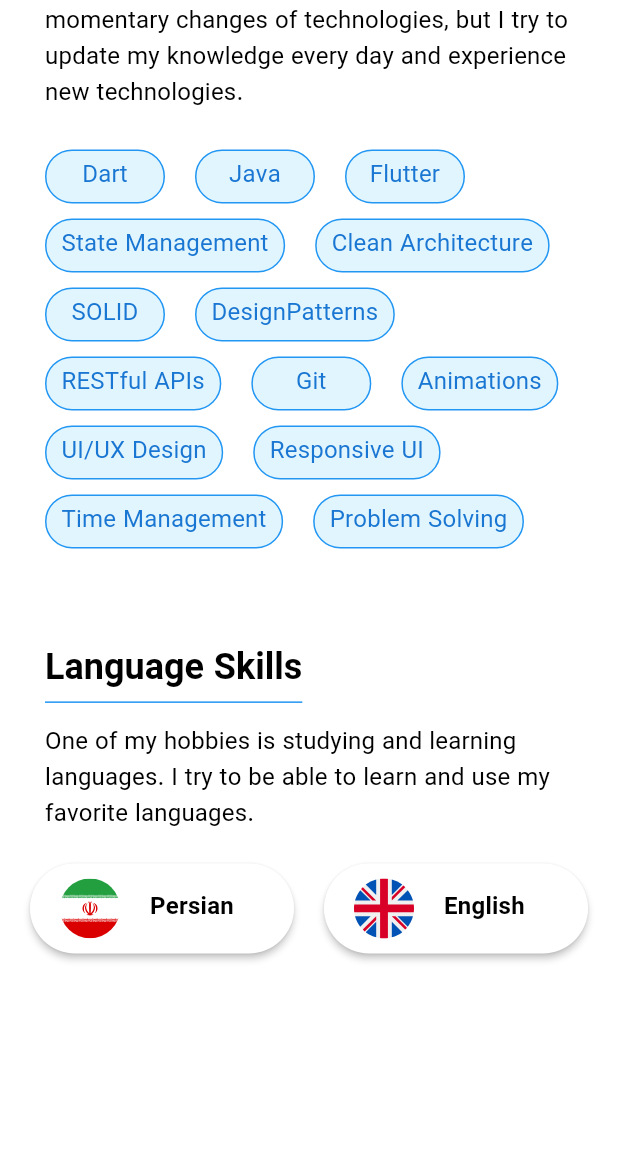
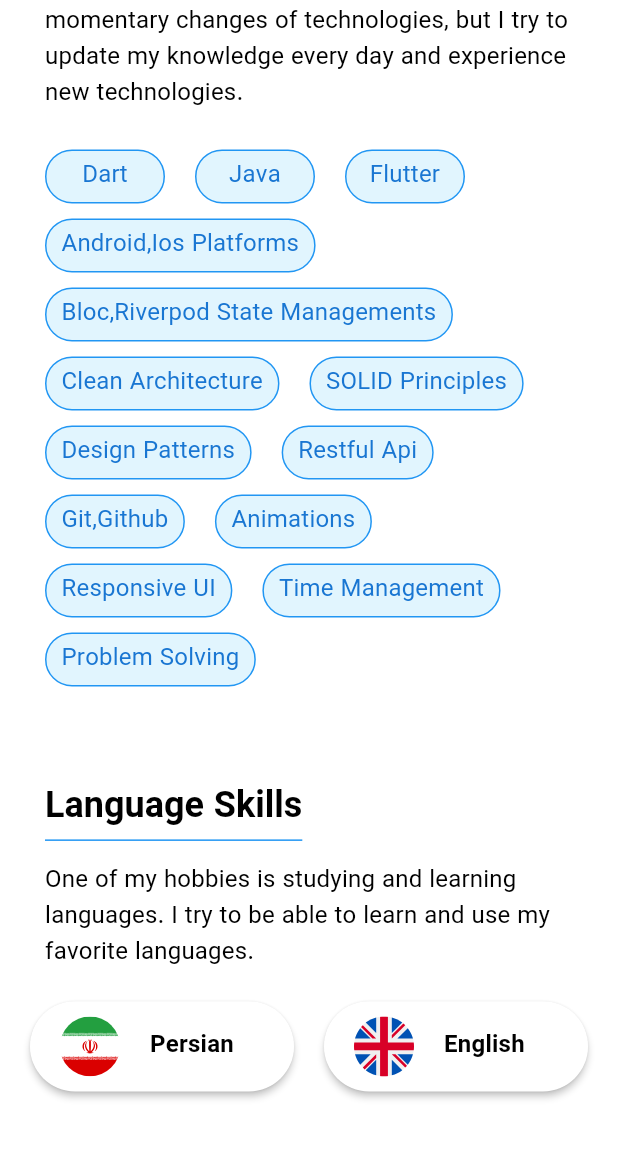
Before and after one commit to zamaniafshar/zamaniafshar.github.io, a Flutter app: the screen it shows after launch, scrolled down 1728 dp, on a phone screen of 412 x 824 dp, the part 84-1236 px from its top. Run offline on Flutter 3.47's test engine with Material 3 defaults, Android fonts, the phone set to English and light mode, and no system bars; our stand-ins replace animated_text_kit, flutter_hooks, flutter_svg, hive, hive_flutter, hooks_riverpod; accounts and stored records are empty; generated files the repository leaves out were written again; network calls fail.

Commit message:
change: improve website texts

```diff
--- a/lib/config/l10n/app_en.arb
+++ b/lib/config/l10n/app_en.arb
@@ -1,5 +1,5 @@
 {
-  "aboutDescription": "I'm a fluent developer in dart language and flutter framework with more than two years of experience in this field. I'm interested in everything related to programming and the computer world and I always welcome new challenges.",
+  "aboutDescription": "I'm a fluent developer in dart language and flutter framework with more than three years of experience in this field. I'm interested in everything related to programming and the computer world and I always welcome new challenges.",
   "aboutMe": "About Me",
   "aboutMeTitle": "Hello, I'm Mohammad Amin Zamani afshar",
   "contact": "Contact",
--- a/lib/config/l10n/app_fa.arb
+++ b/lib/config/l10n/app_fa.arb
@@ -1,5 +1,5 @@
 {
-  "aboutDescription": "من یک توسعه دهنده مسلط به زبان دارت و فریم ورک فلاتر هستم و بیش از دو سال سابقه کار در این زمینه دارم. من همیشه به هر چیزی که مربوط به برنامه نویسی و دنیای کامپیوتر است علاقه دارم از چالش های جدید استقبال میکنم",
+  "aboutDescription": "من یک توسعه دهنده مسلط به زبان دارت و فریم ورک فلاتر هستم و بیش از سه سال سابقه کار در این زمینه دارم. من همیشه به هر چیزی که مربوط به برنامه نویسی و دنیای کامپیوتر است علاقه دارم از چالش های جدید استقبال میکنم",
   "aboutMe": "درباره من",
   "aboutMeTitle": "سلام من محمد امین زمانی افشار هستم",
   "contact": "ارتباط با من",
@@ -22,8 +22,8 @@
   "downloadResume": "دانلود رزومه",
   "hireMe": "استخدام",
   "home": "خانه",
-  "homeJobTitle": "یک توسعه دهنده فلاتر",
-  "homeWelcome": "خوش آمدید، من",
+  "homeJobTitle": "توسعه دهنده فلاتر",
+  "homeWelcome": "خوش آمدید",
   "jobTitle": "توسعه دهنده فلاتر",
   "languageNameEnglish": "انگلیسی",
   "languageNamePersian": "فارسی",
--- a/lib/ui/home/widgets/my_skills/widgets/skills.dart
+++ b/lib/ui/home/widgets/my_skills/widgets/skills.dart
@@ -20,14 +20,14 @@ class Skills extends StatelessWidget {
           SkillLabel(label: 'Dart'),
           SkillLabel(label: 'Java'),
           SkillLabel(label: 'Flutter'),
-          SkillLabel(label: 'State Management'),
+          SkillLabel(label: 'Android,Ios Platforms'),
+          SkillLabel(label: 'Bloc,Riverpod State Managements'),
           SkillLabel(label: 'Clean Architecture'),
-          SkillLabel(label: 'SOLID'),
-          SkillLabel(label: 'DesignPatterns'),
-          SkillLabel(label: 'RESTful APIs'),
-          SkillLabel(label: 'Git'),
+          SkillLabel(label: 'SOLID Principles'),
+          SkillLabel(label: 'Design Patterns'),
+          SkillLabel(label: 'Restful Api'),
+          SkillLabel(label: 'Git,Github'),
           SkillLabel(label: 'Animations'),
-          SkillLabel(label: 'UI/UX Design'),
           SkillLabel(label: 'Responsive UI'),
           SkillLabel(label: 'Time Management'),
           SkillLabel(label: 'Problem Solving'),
```
